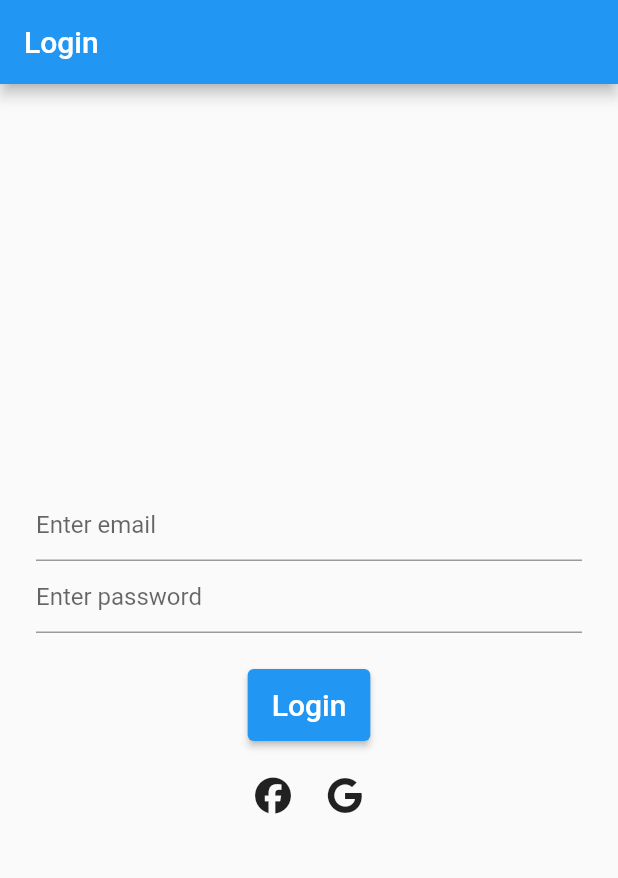
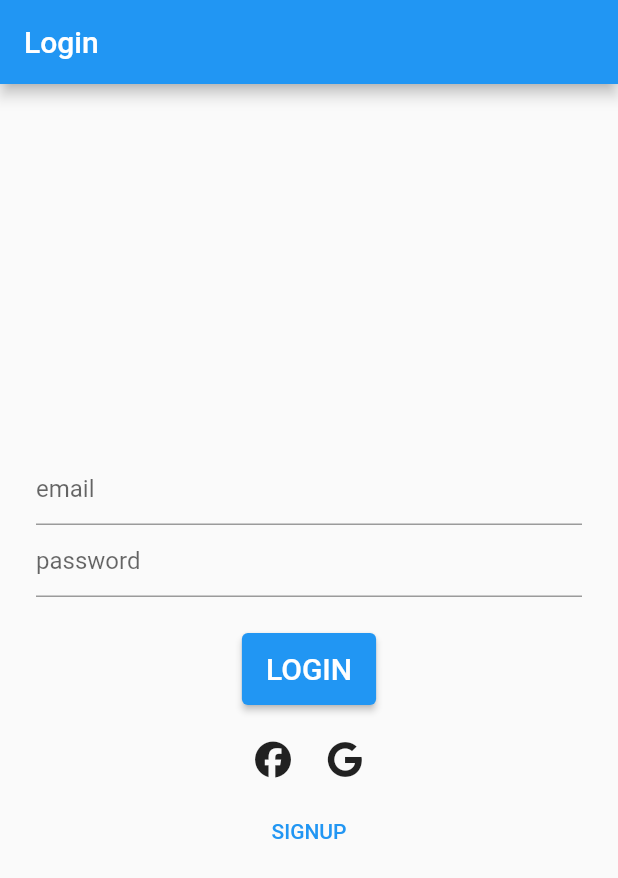
Before and after one commit to maniokhan/inversa, a Flutter app: the screen it shows after launch, on a phone screen of 412 x 824 dp. Shown: the top 878 px of the screen. Run offline on Flutter 3.47's test engine with Material 2 defaults, Android fonts, the phone set to English and light mode, and no system bars; our stand-ins replace firebase_core, font_awesome_flutter; accounts and stored records are empty.

Commit message:
working on login

```diff
--- a/lib/src/features/authentication/presentation/login_screen.dart
+++ b/lib/src/features/authentication/presentation/login_screen.dart
@@ -2,8 +2,13 @@ import 'package:flutter/material.dart';
 import 'package:font_awesome_flutter/font_awesome_flutter.dart';
 import 'package:inversa/src/common_widgets/primary_button.dart';
 import 'package:inversa/src/constants/app_sizes.dart';
+import 'package:inversa/src/features/authentication/presentation/signup_screen.dart';
 
 class LoginScreen extends StatelessWidget {
+  static Future<Route<LoginScreen>> route() async {
+    return MaterialPageRoute(builder: (context) => const LoginScreen());
+  }
+
   const LoginScreen({super.key});
 
   @override
@@ -19,17 +24,17 @@ class LoginScreen extends StatelessWidget {
           children: <Widget>[
             const TextField(
               decoration: InputDecoration(
-                hintText: "Enter email",
+                hintText: "email",
               ),
             ),
             const TextField(
               decoration: InputDecoration(
-                hintText: "Enter password",
+                hintText: "password",
               ),
             ),
             gapH24,
             PrimaryButton(
-              text: "Login",
+              text: "LOGIN",
               onPressed: () {},
             ),
             gapH12,
@@ -46,6 +51,12 @@ class LoginScreen extends StatelessWidget {
                 ),
               ],
             ),
+            TextButton(
+              onPressed: () {
+                Navigator.push(context, SignupScreen.route());
+              },
+              child: const Text("SIGNUP"),
+            ),
           ],
         ),
       ),
```
Also changed, not shown: lib/src/features/authentication/presentation/signup_screen.dart (+31 -1 lines).
